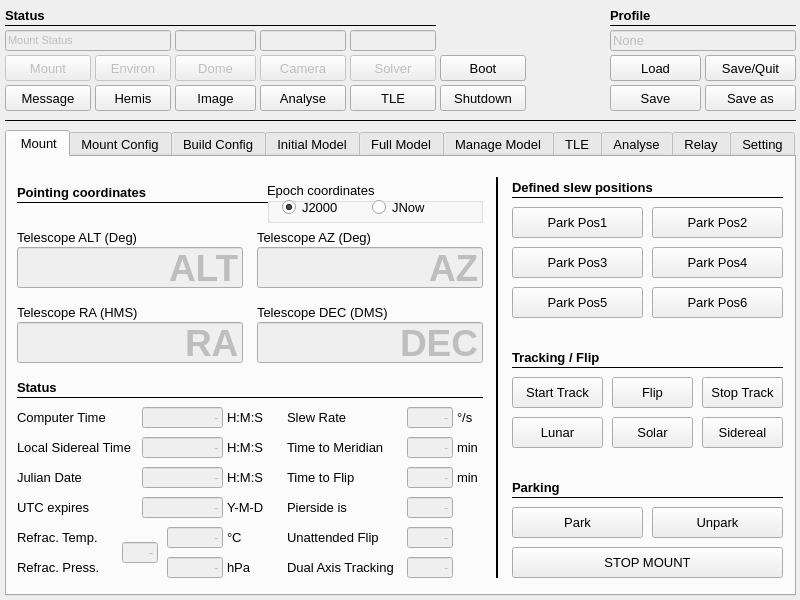
The window that mountwizzard4/gui/main.ui (mworion/MountWizzard4) describes before a commit, drawn with Qt 5.
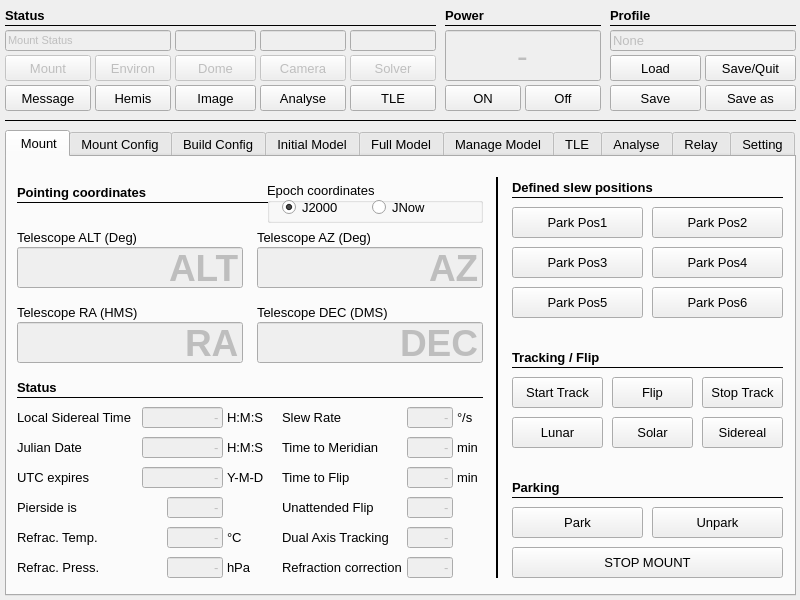
The same window after the commit.

Commit message: adding time and checked format

What changed in the file:
```diff
--- a/mountwizzard4/gui/main.ui
+++ b/mountwizzard4/gui/main.ui
@@ -438,9 +438,9 @@
      </property>
      <property name="geometry">
       <rect>
-       <x>400</x>
+       <x>160</x>
        <y>340</y>
-       <width>46</width>
+       <width>56</width>
        <height>21</height>
       </rect>
      </property>
@@ -480,7 +480,7 @@
     <widget class="QLabel" name="label_18">
      <property name="geometry">
       <rect>
-       <x>280</x>
+       <x>10</x>
        <y>340</y>
        <width>71</width>
        <height>21</height>
@@ -498,7 +498,7 @@
     <widget class="QLabel" name="label_52">
      <property name="geometry">
       <rect>
-       <x>280</x>
+       <x>275</x>
        <y>310</y>
        <width>91</width>
        <height>20</height>
@@ -1036,7 +1036,7 @@
     <widget class="QLabel" name="label_90">
      <property name="geometry">
       <rect>
-       <x>280</x>
+       <x>275</x>
        <y>280</y>
        <width>101</width>
        <height>20</height>
@@ -1293,7 +1293,7 @@
      <property name="geometry">
       <rect>
        <x>135</x>
-       <y>340</y>
+       <y>310</y>
        <width>81</width>
        <height>21</height>
       </rect>
@@ -1331,56 +1331,11 @@
       <bool>true</bool>
      </property>
     </widget>
-    <widget class="QLineEdit" name="timeComputer">
-     <property name="enabled">
-      <bool>false</bool>
-     </property>
-     <property name="geometry">
-      <rect>
-       <x>135</x>
-       <y>250</y>
-       <width>81</width>
-       <height>21</height>
-      </rect>
-     </property>
-     <property name="font">
-      <font>
-       <family>Arial</family>
-       <pointsize>10</pointsize>
-       <weight>50</weight>
-       <bold>false</bold>
-      </font>
-     </property>
-     <property name="mouseTracking">
-      <bool>false</bool>
-     </property>
-     <property name="acceptDrops">
-      <bool>false</bool>
-     </property>
-     <property name="toolTip">
-      <string>&lt;html&gt;&lt;head/&gt;&lt;body&gt;&lt;p&gt;Status of UTC data&lt;/p&gt;&lt;/body&gt;&lt;/html&gt;</string>
-     </property>
-     <property name="layoutDirection">
-      <enum>Qt::RightToLeft</enum>
-     </property>
-     <property name="inputMask">
-      <string/>
-     </property>
-     <property name="text">
-      <string>-</string>
-     </property>
-     <property name="alignment">
-      <set>Qt::AlignRight|Qt::AlignTrailing|Qt::AlignVCenter</set>
-     </property>
-     <property name="readOnly">
-      <bool>true</bool>
-     </property>
-    </widget>
     <widget class="QLabel" name="label_152">
      <property name="geometry">
       <rect>
        <x>10</x>
-       <y>340</y>
+       <y>310</y>
        <width>96</width>
        <height>21</height>
       </rect>
@@ -1394,24 +1349,6 @@
       <string>UTC expires</string>
      </property>
     </widget>
-    <widget class="QLabel" name="label_151">
-     <property name="geometry">
-      <rect>
-       <x>10</x>
-       <y>250</y>
-       <width>126</width>
-       <height>21</height>
-      </rect>
-     </property>
-     <property name="font">
-      <font>
-       <pointsize>10</pointsize>
-      </font>
-     </property>
-     <property name="text">
-      <string>Computer Time</string>
-     </property>
-    </widget>
     <widget class="QLineEdit" name="timeSidereal">
      <property name="enabled">
       <bool>false</bool>
@@ -1419,7 +1356,7 @@
      <property name="geometry">
       <rect>
        <x>135</x>
-       <y>280</y>
+       <y>250</y>
        <width>81</width>
        <height>21</height>
       </rect>
@@ -1458,7 +1395,7 @@
      <property name="geometry">
       <rect>
        <x>10</x>
-       <y>280</y>
+       <y>250</y>
        <width>116</width>
        <height>21</height>
       </rect>
@@ -1479,7 +1416,7 @@
      <property name="geometry">
       <rect>
        <x>135</x>
-       <y>310</y>
+       <y>280</y>
        <width>81</width>
        <height>21</height>
       </rect>
@@ -1518,7 +1455,7 @@
      <property name="geometry">
       <rect>
        <x>10</x>
-       <y>310</y>
+       <y>280</y>
        <width>81</width>
        <height>21</height>
       </rect>
@@ -1553,7 +1490,7 @@
     <widget class="QLabel" name="label_28">
      <property name="geometry">
       <rect>
-       <x>280</x>
+       <x>275</x>
        <y>250</y>
        <width>66</width>
        <height>21</height>
@@ -1616,8 +1553,8 @@
     <widget class="QLabel" name="label_74">
      <property name="geometry">
       <rect>
-       <x>280</x>
-       <y>400</y>
+       <x>275</x>
+       <y>370</y>
        <width>116</width>
        <height>21</height>
       </rect>
@@ -1638,7 +1575,7 @@
      <property name="geometry">
       <rect>
        <x>400</x>
-       <y>370</y>
+       <y>340</y>
        <width>46</width>
        <height>21</height>
       </rect>
@@ -1679,8 +1616,8 @@
     <widget class="QLabel" name="label_55">
      <property name="geometry">
       <rect>
-       <x>280</x>
-       <y>370</y>
+       <x>275</x>
+       <y>340</y>
        <width>101</width>
        <height>21</height>
       </rect>
@@ -1701,7 +1638,7 @@
      <property name="geometry">
       <rect>
        <x>400</x>
-       <y>400</y>
+       <y>370</y>
        <width>46</width>
        <height>21</height>
       </rect>
@@ -1889,29 +1826,11 @@
       <string>hPa</string>
      </property>
     </widget>
-    <widget class="QLabel" name="label_86">
-     <property name="geometry">
-      <rect>
-       <x>220</x>
-       <y>250</y>
-       <width>46</width>
-       <height>21</height>
-      </rect>
-     </property>
-     <property name="font">
-      <font>
-       <pointsize>10</pointsize>
-      </font>
-     </property>
-     <property name="text">
-      <string>H:M:S</string>
-     </property>
-    </widget>
     <widget class="QLabel" name="label_129">
      <property name="geometry">
       <rect>
        <x>220</x>
-       <y>310</y>
+       <y>280</y>
        <width>46</width>
        <height>21</height>
       </rect>
@@ -1929,7 +1848,7 @@
      <property name="geometry">
       <rect>
        <x>220</x>
-       <y>280</y>
+       <y>250</y>
        <width>46</width>
        <height>21</height>
       </rect>
@@ -1965,7 +1884,7 @@
      <property name="geometry">
       <rect>
        <x>220</x>
-       <y>340</y>
+       <y>310</y>
        <width>46</width>
        <height>21</height>
       </rect>
@@ -1985,9 +1904,9 @@
      </property>
      <property name="geometry">
       <rect>
-       <x>115</x>
-       <y>385</y>
-       <width>36</width>
+       <x>400</x>
+       <y>400</y>
+       <width>46</width>
        <height>21</height>
       </rect>
      </property>
@@ -2024,6 +1943,24 @@
       <bool>true</bool>
      </property>
     </widget>
+    <widget class="QLabel" name="label_86">
+     <property name="geometry">
+      <rect>
+       <x>275</x>
+       <y>400</y>
+       <width>126</width>
+       <height>21</height>
+      </rect>
+     </property>
+     <property name="font">
+      <font>
+       <pointsize>10</pointsize>
+      </font>
+     </property>
+     <property name="text">
+      <string>Refraction correction</string>
+     </property>
+    </widget>
     <zorder>line_15</zorder>
     <zorder>line_16</zorder>
     <zorder>line_14</zorder>
@@ -17031,9 +16968,9 @@
   <widget class="QPushButton" name="btn_mountShutdown">
    <property name="geometry">
     <rect>
-     <x>440</x>
+     <x>525</x>
      <y>85</y>
-     <width>86</width>
+     <width>76</width>
      <height>26</height>
     </rect>
    </property>
@@ -17046,15 +16983,15 @@
     <string>&lt;html&gt;&lt;head/&gt;&lt;body&gt;&lt;p&gt;Send shutdown command to the mount.&lt;/p&gt;&lt;/body&gt;&lt;/html&gt;</string>
    </property>
    <property name="text">
-    <string>Shutdown</string>
+    <string>Off</string>
    </property>
   </widget>
   <widget class="QPushButton" name="btn_mountBoot">
    <property name="geometry">
     <rect>
-     <x>440</x>
-     <y>55</y>
-     <width>86</width>
+     <x>445</x>
+     <y>85</y>
+     <width>76</width>
      <height>26</height>
     </rect>
    </property>
@@ -17067,7 +17004,7 @@
     <string>&lt;html&gt;&lt;head/&gt;&lt;body&gt;&lt;p&gt;If the mount is connected via ethernet and is in the same subnet, from firmware 2.15.8 on the mount could be started by sending a WOL packet to the moutn computer.&lt;/p&gt;&lt;/body&gt;&lt;/html&gt;</string>
    </property>
    <property name="text">
-    <string>Boot</string>
+    <string>ON</string>
    </property>
   </widget>
   <widget class="QLineEdit" name="le_cameraStatusText">
@@ -17362,6 +17299,87 @@
     <enum>Qt::Horizontal</enum>
    </property>
   </widget>
+  <widget class="QLineEdit" name="timeComputer">
+   <property name="enabled">
+    <bool>false</bool>
+   </property>
+   <property name="geometry">
+    <rect>
+     <x>445</x>
+     <y>30</y>
+     <width>156</width>
+     <height>51</height>
+    </rect>
+   </property>
+   <property name="font">
+    <font>
+     <family>Arial</family>
+     <pointsize>24</pointsize>
+     <weight>50</weight>
+     <bold>false</bold>
+    </font>
+   </property>
+   <property name="mouseTracking">
+    <bool>false</bool>
+   </property>
+   <property name="acceptDrops">
+    <bool>false</bool>
+   </property>
+   <property name="toolTip">
+    <string>&lt;html&gt;&lt;head/&gt;&lt;body&gt;&lt;p&gt;Status of UTC data&lt;/p&gt;&lt;/body&gt;&lt;/html&gt;</string>
+   </property>
+   <property name="layoutDirection">
+    <enum>Qt::RightToLeft</enum>
+   </property>
+   <property name="inputMask">
+    <string/>
+   </property>
+   <property name="text">
+    <string>-</string>
+   </property>
+   <property name="alignment">
+    <set>Qt::AlignCenter</set>
+   </property>
+   <property name="readOnly">
+    <bool>true</bool>
+   </property>
+  </widget>
+  <widget class="Line" name="line_37">
+   <property name="geometry">
+    <rect>
+     <x>445</x>
+     <y>25</y>
+     <width>156</width>
+     <height>1</height>
+    </rect>
+   </property>
+   <property name="frameShadow">
+    <enum>QFrame::Plain</enum>
+   </property>
+   <property name="orientation">
+    <enum>Qt::Horizontal</enum>
+   </property>
+  </widget>
+  <widget class="QLabel" name="label_151">
+   <property name="geometry">
+    <rect>
+     <x>445</x>
+     <y>5</y>
+     <width>51</width>
+     <height>21</height>
+    </rect>
+   </property>
+   <property name="font">
+    <font>
+     <pointsize>10</pointsize>
+     <weight>75</weight>
+     <bold>true</bold>
+    </font>
+   </property>
+   <property name="text">
+    <string>Power</string>
+   </property>
+  </widget>
  </widget>
  <tabstops>
   <tabstop>btn_openMessageWindow</tabstop>
```
Left out of the diff: 4 changed lines with no effect on the pictures. The commit also changes 3 other files.
